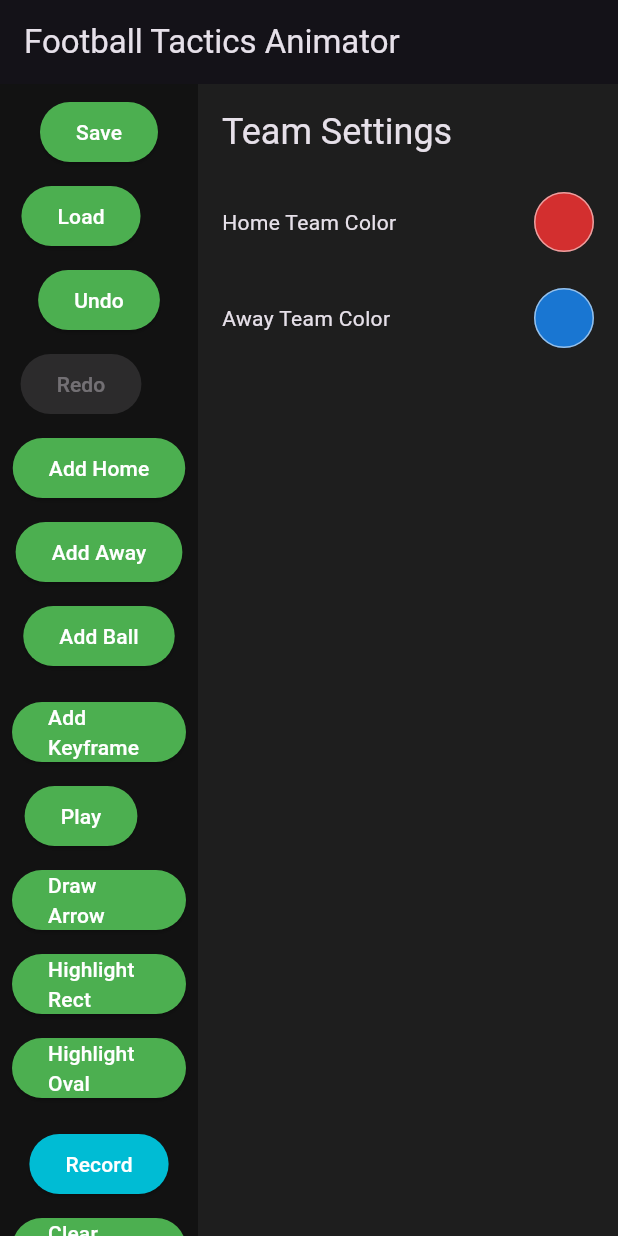
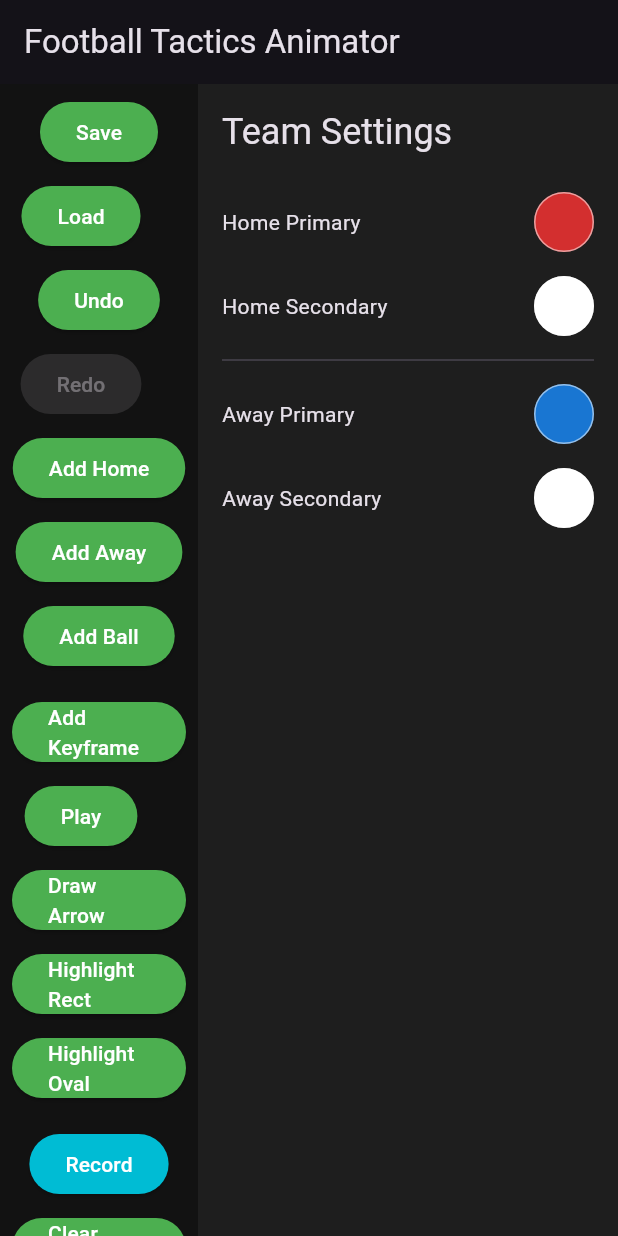
Before and after one commit to MS-Teja/footballTacticsAnimator, a Flutter app: the screen it shows after launch, after a tap on "Add Home", on a phone screen of 412 x 824 dp. Run offline on Flutter 3.47's test engine with Material 3 defaults, Android fonts, the light colour scheme and no system bars; our stand-ins replace file_picker, flutter_colorpicker, image_picker.

Commit message:
Can change player size and add a secondary color

```diff
--- a/lib/main.dart
+++ b/lib/main.dart
@@ -9,7 +9,7 @@ import 'package:flutter_colorpicker/flutter_colorpicker.dart';
 import 'package:file_picker/file_picker.dart';
 import 'dart:io';
 import 'dart:math' as math;
-import 'package:path/path.dart' as path; // Add to pubspec.yaml
+import 'package:path/path.dart' as path;
 
 void main() {
   runApp(const MyApp());
@@ -46,17 +46,27 @@ class Player {
   String name;
   Offset position;
   Color color;
-  double radius = 20.0;
+  Color? color2; // Added secondary color
+  double radius; // Changed from constant to variable
   Uint8List? imageData;
   Team team;
 
-  Player({required this.name, required this.position, required this.color, this.imageData, required this.team}) : id = UniqueKey().toString();
+  Player({
+    required this.name,
+    required this.position,
+    required this.color,
+    this.color2,
+    this.radius = 20.0,
+    this.imageData,
+    required this.team,
+  }) : id = UniqueKey().toString();
 
   Player.clone(Player other)
       : id = other.id,
         name = other.name,
         position = other.position,
         color = other.color,
+        color2 = other.color2,
         radius = other.radius,
         imageData = other.imageData,
         team = other.team;
@@ -67,6 +77,7 @@ class Player {
     'dx': position.dx,
     'dy': position.dy,
     'color': color.value,
+    'color2': color2?.value,
     'radius': radius,
     'imageData': imageData != null ? base64Encode(imageData!) : null,
     'team': team.index,
@@ -76,14 +87,16 @@ class Player {
     name: json['name'],
     position: Offset(json['dx'], json['dy']),
     color: Color(json['color']),
+    color2: json['color2'] != null ? Color(json['color2']) : null,
+    radius: json['radius'],
     imageData: json['imageData'] != null ? base64Decode(json['imageData']) : null,
     team: Team.values[json['team']],
-  )..id = json['id']..radius = json['radius'];
+  )..id = json['id'];
 }
 
 class Ball {
   Offset position;
-  Color color = Colors.white;
+  Color color = Colors.yellow;
   double radius = 12.0;
 
   Ball({required this.position});
@@ -434,11 +447,15 @@ class _TacticsBoardPageState extends State<TacticsBoardPage> with TickerProvider
     _saveState();
   }
 
-  void _updateTeamColor(Team team, Color color) {
+  void _updateTeamColor(Team team, Color color, bool isPrimary) {
     setState(() {
       for (var player in players) {
         if (player.team == team) {
-          player.color = color;
+          if (isPrimary) {
+            player.color = color;
+          } else {
+            player.color2 = color;
+          }
         }
       }
     });
@@ -690,18 +707,42 @@ class PlayerWidget extends StatelessWidget {
       width: player.radius * 2,
       height: player.radius * 2,
       decoration: BoxDecoration(
-        color: player.color,
         shape: BoxShape.circle,
         border: isSelected ? Border.all(color: Colors.yellow, width: 3) : null,
-        image: player.imageData != null
-            ? DecorationImage(image: MemoryImage(player.imageData!), fit: BoxFit.cover)
-            : null,
       ),
-      child: player.imageData == null
-          ? Center(child: Text(player.name, style: TextStyle(color: Colors.white, fontWeight: FontWeight.bold, fontSize: player.radius * 0.8)))
-          : null,
+      child: ClipOval(
+        child: Stack(
+          children: [
+            // Base color
+            Container(color: player.color),
+            // Secondary color (half)
+            if (player.color2 != null)
+              ClipPath(
+                clipper: HalfCircleClipper(),
+                child: Container(color: player.color2),
+              ),
+            // Player Image
+            if (player.imageData != null)
+              Image.memory(player.imageData!, fit: BoxFit.cover, width: player.radius * 2, height: player.radius * 2),
+            // Player Name (only if no image)
+            if (player.imageData == null)
+              Center(child: Text(player.name, style: TextStyle(color: Colors.white, fontWeight: FontWeight.bold, fontSize: player.radius * 0.8))),
+          ],
+        ),
+      ),
     );
   }
+}
+
+class HalfCircleClipper extends CustomClipper<Path> {
+  @override
+  Path getClip(Size size) {
+    final path = Path();
+    path.addRect(Rect.fromLTWH(0, 0, size.width / 2, size.height));
+    return path;
+  }
+  @override
+  bool shouldReclip(CustomClipper<Path> oldClipper) => false;
 }
 
 class BallWidget extends StatelessWidget {
@@ -774,7 +815,7 @@ class EditPanel extends StatefulWidget {
   final Player? selectedPlayer;
   final VoidCallback onPlayerUpdate;
   final VoidCallback onPlayerRemove;
-  final Function(Team, Color) onTeamColorUpdate;
+  final Function(Team, Color, bool) onTeamColorUpdate;
 
   const EditPanel({super.key, this.selectedPlayer, required this.onPlayerUpdate, required this.onPlayerRemove, required this.onTeamColorUpdate});
   @override
@@ -815,8 +856,12 @@ class _EditPanelState extends State<EditPanel> {
     }
   }
 
-  void _pickColor(BuildContext context, {Player? player, Team? team}) {
+  void _pickColor(BuildContext context, {Player? player, Team? team, bool isPrimary = true}) {
     Color initialColor = player?.color ?? (team == Team.home ? Colors.red : Colors.blue);
+    if (!isPrimary) {
+      initialColor = player?.color2 ?? (team == Team.home ? Colors.white : Colors.white);
+    }
+
     showDialog(
       context: context,
       builder: (context) => AlertDialog(
@@ -827,10 +872,14 @@ class _EditPanelState extends State<EditPanel> {
             onColorChanged: (color) {
               setState(() {
                 if (player != null) {
-                  player.color = color;
+                  if (isPrimary) {
+                    player.color = color;
+                  } else {
+                    player.color2 = color;
+                  }
                   widget.onPlayerUpdate();
                 } else if (team != null) {
-                  widget.onTeamColorUpdate(team, color);
+                  widget.onTeamColorUpdate(team, color, isPrimary);
                 }
               });
             },
@@ -854,7 +903,7 @@ class _EditPanelState extends State<EditPanel> {
         children: [
           if (widget.selectedPlayer != null) ...[
             Text('Edit Player', style: Theme.of(context).textTheme.headlineSmall),
-            const SizedBox(height: 24),
+            const SizedBox(height: 16),
             TextField(
               controller: _nameController,
               decoration: const InputDecoration(labelText: 'Name/Number'),
@@ -863,16 +912,41 @@ class _EditPanelState extends State<EditPanel> {
                 widget.onPlayerUpdate();
               },
             ),
-            const SizedBox(height: 24),
+            const SizedBox(height: 16),
+            Text('Player Size: ${widget.selectedPlayer!.radius.toStringAsFixed(0)}'),
+            Slider(
+              value: widget.selectedPlayer!.radius,
+              min: 10,
+              max: 40,
+              onChanged: (value) {
+                setState(() => widget.selectedPlayer!.radius = value);
+                widget.onPlayerUpdate();
+              },
+            ),
+            const SizedBox(height: 16),
             Row(
               children: [
-                const Text('Player Color'),
+                const Text('Primary Color'),
                 const Spacer(),
                 GestureDetector(
                   onTap: () => _pickColor(context, player: widget.selectedPlayer!),
                   child: Container(
                     width: 40, height: 40,
                     decoration: BoxDecoration(color: widget.selectedPlayer!.color, shape: BoxShape.circle, border: Border.all(color: Colors.white54)),
+                  ),
+                )
+              ],
+            ),
+            const SizedBox(height: 16),
+            Row(
+              children: [
+                const Text('Secondary Color'),
+                const Spacer(),
+                GestureDetector(
+                  onTap: () => _pickColor(context, player: widget.selectedPlayer!, isPrimary: false),
+                  child: Container(
+                    width: 40, height: 40,
+                    decoration: BoxDecoration(color: widget.selectedPlayer!.color2 ?? Colors.transparent, shape: BoxShape.circle, border: Border.all(color: Colors.white54)),
                   ),
                 )
               ],
@@ -895,7 +969,7 @@ class _EditPanelState extends State<EditPanel> {
             const SizedBox(height: 24),
             Row(
               children: [
-                const Text('Home Team Color'),
+                const Text('Home Primary'),
                 const Spacer(),
                 GestureDetector(
                   onTap: () => _pickColor(context, team: Team.home),
@@ -906,10 +980,24 @@ class _EditPanelState extends State<EditPanel> {
                 )
               ],
             ),
-            const SizedBox(height: 24),
+            const SizedBox(height: 16),
             Row(
               children: [
-                const Text('Away Team Color'),
+                const Text('Home Secondary'),
+                const Spacer(),
+                GestureDetector(
+                  onTap: () => _pickColor(context, team: Team.home, isPrimary: false),
+                  child: Container(
+                    width: 40, height: 40,
+                    decoration: BoxDecoration(color: Colors.white, shape: BoxShape.circle, border: Border.all(color: Colors.white54)),
+                  ),
+                )
+              ],
+            ),
+            const Divider(height: 32),
+            Row(
+              children: [
+                const Text('Away Primary'),
                 const Spacer(),
                 GestureDetector(
                   onTap: () => _pickColor(context, team: Team.away),
@@ -920,6 +1008,20 @@ class _EditPanelState extends State<EditPanel> {
                 )
               ],
             ),
+            const SizedBox(height: 16),
+            Row(
+              children: [
+                const Text('Away Secondary'),
+                const Spacer(),
+                GestureDetector(
+                  onTap: () => _pickColor(context, team: Team.away, isPrimary: false),
+                  child: Container(
+                    width: 40, height: 40,
+                    decoration: BoxDecoration(color: Colors.white, shape: BoxShape.circle, border: Border.all(color: Colors.white54)),
+                  ),
+                )
+              ],
+            ),
           ]
         ],
       ),
```
